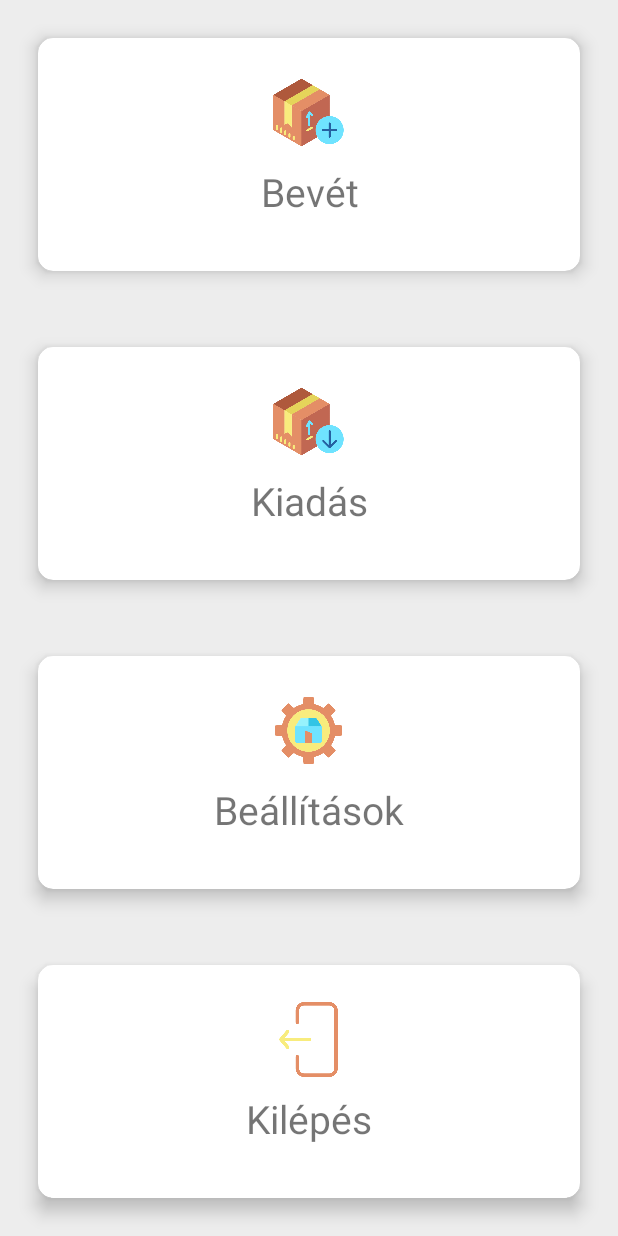
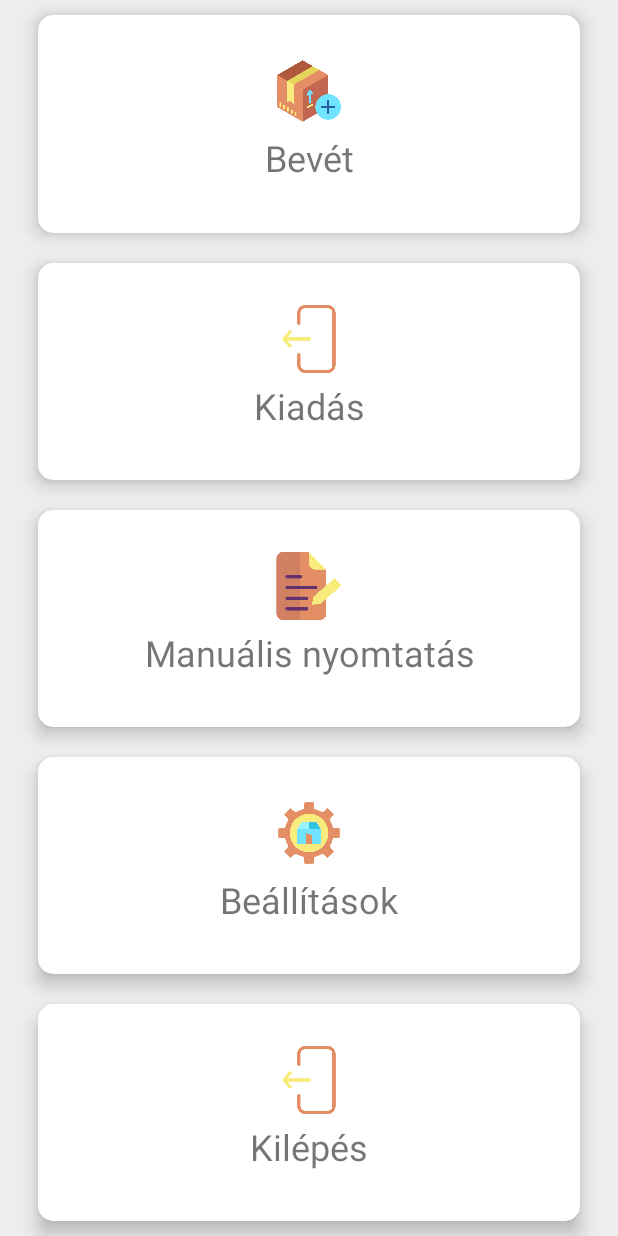
Before and after one commit to SaliML/Weborient_Atakfashion, an Android app: the MainActivity screen opened directly, with no data from a screen before it, on a phone screen of 412 x 824 dp. Run offline under Robolectric (Android 15) with nearby library versions, the phone set to English and light mode, and no system bars.

Commit message:
2022.10.25 - 14:35 - v0.5

```diff
--- a/app/build.gradle
+++ b/app/build.gradle
@@ -11,7 +11,7 @@ android {
         minSdk 26
         targetSdk 33
         versionCode 1
-        versionName "0.4"
+        versionName "0.5"
 
         testInstrumentationRunner "androidx.test.runner.AndroidJUnitRunner"
     }
--- a/app/src/main/java/com/weborient/inventory/ui/main/IMainContract.kt
+++ b/app/src/main/java/com/weborient/inventory/ui/main/IMainContract.kt
@@ -23,6 +23,11 @@ interface IMainContract {
         fun navigateToSettingsActivity()
 
         /**
+         * Navigálás a manuális nyomtatás oldalra
+         */
+        fun navigateToManualPrintingActivity()
+
+        /**
          * Alkalmazás bezárása
          */
         fun closeApplication()
@@ -43,6 +48,11 @@ interface IMainContract {
         fun onClickedOutButton()
 
         /**
+         * Manuális nyomtatás eseménye
+         */
+        fun onClickedManualPrintingButton()
+
+        /**
          * Beállítások gomb eseménye
          */
         fun onClickedSettingsButton()
--- /dev/null
+++ b/app/src/main/java/com/weborient/inventory/ui/manualprinting/ManualPrintingInteractor.kt
@@ -0,0 +1,5 @@
+package com.weborient.inventory.ui.manualprinting
+
+class ManualPrintingInteractor(private val presenter: IManualPrintingContract.IManualPrintingPresenter): IManualPrintingContract.IManualPrintingInteractor {
+
+}
--- /dev/null
+++ b/app/src/main/java/com/weborient/inventory/ui/manualprinting/ManualPrintingPresenter.kt
@@ -0,0 +1,5 @@
+package com.weborient.inventory.ui.manualprinting
+
+class ManualPrintingPresenter(private val view: IManualPrintingContract.IManualPrintingView): IManualPrintingContract.IManualPrintingPresenter {
+    private val interactor = ManualPrintingInteractor(this)
+}
--- a/app/src/main/res/layout/activity_main.xml
+++ b/app/src/main/res/layout/activity_main.xml
@@ -11,7 +11,7 @@
         android:layout_height="0dp"
         android:background="@color/background"
         android:orientation="vertical"
-        android:weightSum="4"
+        android:weightSum="5"
         app:layout_constraintBottom_toBottomOf="parent"
         app:layout_constraintEnd_toEndOf="parent"
         app:layout_constraintStart_toStartOf="parent"
@@ -20,8 +20,11 @@
         <androidx.cardview.widget.CardView
             android:id="@+id/cv_main_in"
             android:layout_width="match_parent"
-            android:layout_height="wrap_content"
-            android:layout_margin="25dp"
+            android:layout_height="match_parent"
+            android:layout_marginStart="25dp"
+            android:layout_marginTop="10dp"
+            android:layout_marginEnd="25dp"
+            android:layout_marginBottom="10dp"
             android:layout_weight="1"
             android:elevation="10dp"
             android:foreground="?attr/selectableItemBackground"
@@ -37,26 +40,29 @@
 
                 <ImageView
                     android:id="@+id/imageView2"
-                    android:layout_width="50dp"
-                    android:layout_height="50dp"
-                    app:srcCompat="@drawable/add" />
+                    android:layout_width="45dp"
+                    android:layout_height="45dp"
+                    app:srcCompat="@drawable/in" />
 
                 <TextView
                     android:id="@+id/textView"
                     android:layout_width="match_parent"
                     android:layout_height="wrap_content"
                     android:gravity="center"
-                    android:padding="10dp"
+                    android:padding="5dp"
                     android:text="@string/main_button_in"
-                    android:textSize="26sp" />
+                    android:textSize="24sp" />
             </LinearLayout>
         </androidx.cardview.widget.CardView>
 
         <androidx.cardview.widget.CardView
             android:id="@+id/cv_main_out"
             android:layout_width="match_parent"
-            android:layout_height="wrap_content"
-            android:layout_margin="25dp"
+            android:layout_height="match_parent"
+            android:layout_marginStart="25dp"
+            android:layout_marginTop="10dp"
+            android:layout_marginEnd="25dp"
+            android:layout_marginBottom="10dp"
             android:layout_weight="1"
             android:elevation="10dp"
             android:foreground="?attr/selectableItemBackground"
@@ -72,26 +78,67 @@
 
                 <ImageView
                     android:id="@+id/imageView3"
-                    android:layout_width="50dp"
-                    android:layout_height="50dp"
-                    app:srcCompat="@drawable/delivery" />
+                    android:layout_width="45dp"
+                    android:layout_height="45dp"
+                    app:srcCompat="@drawable/exit" />
 
                 <TextView
                     android:id="@+id/textView2"
                     android:layout_width="match_parent"
                     android:layout_height="wrap_content"
                     android:gravity="center"
-                    android:padding="10dp"
+                    android:padding="5dp"
                     android:text="@string/main_button_out"
-                    android:textSize="26sp" />
+                    android:textSize="24sp" />
+            </LinearLayout>
+        </androidx.cardview.widget.CardView>
+
+        <androidx.cardview.widget.CardView
+            android:id="@+id/cv_main_manual_print"
+            android:layout_width="match_parent"
+            android:layout_height="match_parent"
+            android:layout_marginStart="25dp"
+            android:layout_marginTop="10dp"
+            android:layout_marginEnd="25dp"
+            android:layout_marginBottom="10dp"
+            android:layout_weight="1"
+            android:elevation="10dp"
+            android:foreground="?attr/selectableItemBackground"
+            android:translationZ="5dp"
+            app:cardCornerRadius="10dp">
+
+            <LinearLayout
+                android:id="@+id/ll_main_manual_print"
+                android:layout_width="match_parent"
+                android:layout_height="match_parent"
+                android:gravity="center"
+                android:orientation="vertical">
+
+                <ImageView
+                    android:id="@+id/imageView6"
+                    android:layout_width="45dp"
+                    android:layout_height="45dp"
+                    app:srcCompat="@drawable/manual" />
+
+                <TextView
+                    android:id="@+id/textView6"
+                    android:layout_width="match_parent"
+                    android:layout_height="wrap_content"
+                    android:gravity="center"
+                    android:padding="5dp"
+                    android:text="@string/main_button_manual_print"
+                    android:textSize="24sp" />
             </LinearLayout>
         </androidx.cardview.widget.CardView>
 
         <androidx.cardview.widget.CardView
             android:id="@+id/cv_main_settings"
             android:layout_width="match_parent"
-            android:layout_height="wrap_content"
-            android:layout_margin="25dp"
+            android:layout_height="match_parent"
+            android:layout_marginStart="25dp"
+            android:layout_marginTop="10dp"
+            android:layout_marginEnd="25dp"
+            android:layout_marginBottom="10dp"
             android:layout_weight="1"
             android:elevation="10dp"
             android:foreground="?attr/selectableItemBackground"
@@ -107,18 +154,18 @@
 
                 <ImageView
                     android:id="@+id/imageView4"
-                    android:layout_width="50dp"
-                    android:layout_height="50dp"
-                    app:srcCompat="@drawable/logistic" />
+                    android:layout_width="45dp"
+                    android:layout_height="45dp"
+                    app:srcCompat="@drawable/settings" />
 
                 <TextView
                     android:id="@+id/textView3"
                     android:layout_width="match_parent"
                     android:layout_height="wrap_content"
                     android:gravity="center"
-                    android:padding="10dp"
+                    android:padding="5dp"
                     android:text="@string/main_button_settings"
-                    android:textSize="26sp" />
+                    android:textSize="24sp" />
             </LinearLayout>
         </androidx.cardview.widget.CardView>
 
@@ -126,8 +173,11 @@
         <androidx.cardview.widget.CardView
             android:id="@+id/cv_main_exit"
             android:layout_width="match_parent"
-            android:layout_height="wrap_content"
-            android:layout_margin="25dp"
+            android:layout_height="match_parent"
+            android:layout_marginStart="25dp"
+            android:layout_marginTop="10dp"
+            android:layout_marginEnd="25dp"
+            android:layout_marginBottom="10dp"
             android:layout_weight="1"
             android:elevation="10dp"
             android:foreground="?attr/selectableItemBackground"
@@ -143,18 +193,18 @@
 
                 <ImageView
                     android:id="@+id/imageView5"
-                    android:layout_width="50dp"
-                    android:layout_height="50dp"
-                    app:srcCompat="@drawable/out" />
+                    android:layout_width="45dp"
+                    android:layout_height="45dp"
+                    app:srcCompat="@drawable/exit" />
 
                 <TextView
                     android:id="@+id/textView4"
                     android:layout_width="match_parent"
                     android:layout_height="wrap_content"
                     android:gravity="center"
-                    android:padding="10dp"
+                    android:padding="5dp"
                     android:text="@string/main_button_exit"
-                    android:textSize="26sp" />
+                    android:textSize="24sp" />
             </LinearLayout>
         </androidx.cardview.widget.CardView>
     </LinearLayout>
--- a/app/src/main/res/values/strings.xml
+++ b/app/src/main/res/values/strings.xml
@@ -14,6 +14,7 @@
     <!--Főoldal-->
     <string name="main_button_in">Bevét</string>
     <string name="main_button_out">Kiadás</string>
+    <string name="main_button_manual_print">Manuális nyomtatás</string>
     <string name="main_button_settings">Beállítások</string>
     <string name="main_button_exit">Kilépés</string>
 
```
Also changed, not shown: app/src/main/AndroidManifest.xml (+17 -7 lines), app/src/main/java/com/weborient/inventory/ui/main/MainActivity.kt (+8 -0 lines), app/src/main/java/com/weborient/inventory/ui/main/MainPresenter.kt (+7 -0 lines), app/src/main/java/com/weborient/inventory/ui/manualprinting/IManualPrintingContract.kt (added, +28 -0 lines), app/src/main/java/com/weborient/inventory/ui/manualprinting/ManualPrintingActivity.kt (added, +14 -0 lines), app/src/main/res/layout/activity_manual_printing.xml (added, +25 -0 lines), app/src/main/res/drawable/approved.png (deleted), app/src/main/res/drawable/delivery.png (deleted), app/src/main/res/drawable/exit.png (added), app/src/main/res/drawable/in.png (renamed from app/src/main/res/drawable/add.png), app/src/main/res/drawable/manual.png (added), app/src/main/res/drawable/out.png, app/src/main/res/drawable/settings.png (renamed from app/src/main/res/drawable/logistic.png).
